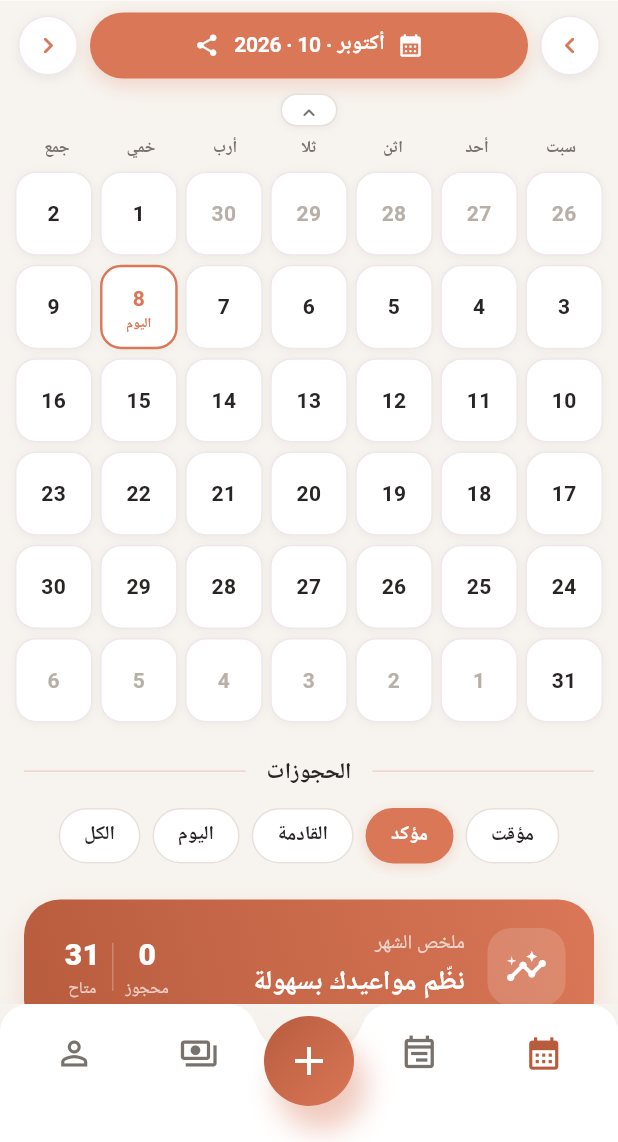
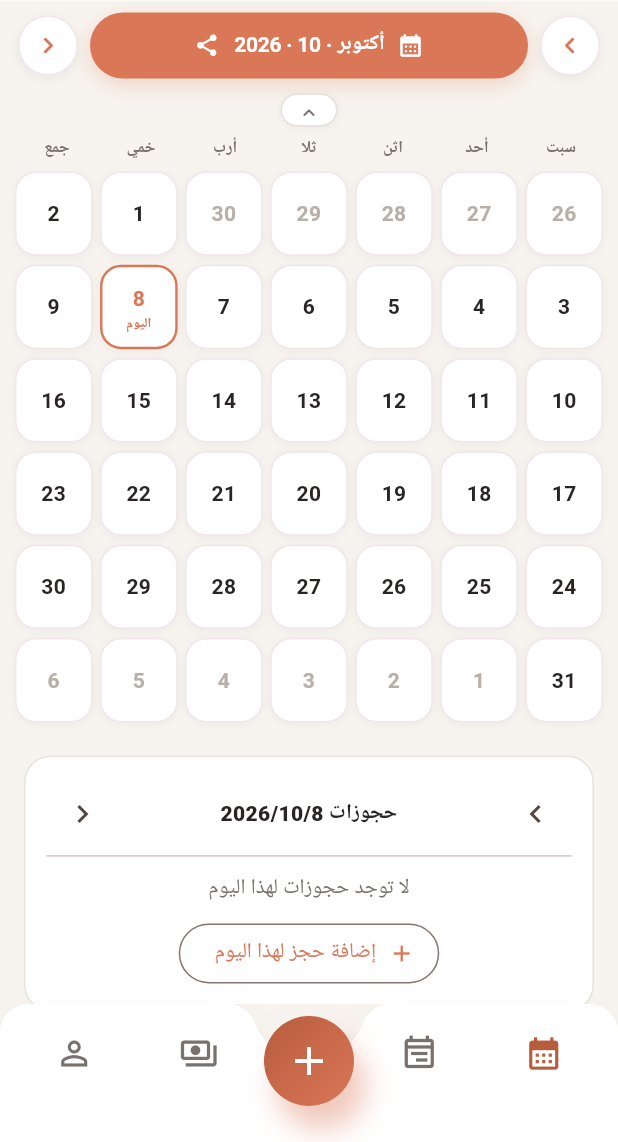
Before and after one commit to KAYANSTOR/Myfnt-app, a Flutter app: the screen it shows after launch, on a phone screen of 412 x 824 dp, the part 94-1236 px from its top. Run offline on Flutter 3.47's test engine with Material 3 defaults, Android fonts, the phone set to English and light mode, and no system bars; our stand-ins replace drift, drift_flutter, flutter_riverpod; accounts and stored records are empty; generated files the repository leaves out were written again; Roboto replaces fonts that are missing (Arial).

Commit message:
feat(calendar): navigate days and long-press to add booking
- Select a day and show its bookings below the calendar\n- Add previous and next day navigation with automatic month switching\n- Open the booking form for the selected date on long press

```diff
--- a/lib/features/bookings/providers/booking_providers.dart
+++ b/lib/features/bookings/providers/booking_providers.dart
@@ -32,13 +32,20 @@ class _SelectedMonth extends Notifier<DateTime> {
     final now = DateTime.now();
     state = DateTime(now.year, now.month);
   }
+
+  void goToDate(DateTime date) {
+    state = DateTime(date.year, date.month);
+  }
 }
 
 final selectedMonthProvider = NotifierProvider<_SelectedMonth, DateTime>(
   _SelectedMonth.new,
 );
 
-final selectedDayProvider = StateProvider<DateTime?>((ref) => null);
+final selectedDayProvider = StateProvider<DateTime?>((ref) {
+  final now = DateTime.now();
+  return DateTime(now.year, now.month, now.day);
+});
 
 final monthBookingsProvider = StreamProvider<List<Booking>>((ref) {
   final month = ref.watch(selectedMonthProvider);
--- a/lib/features/home/presentation/home_screen.dart
+++ b/lib/features/home/presentation/home_screen.dart
@@ -2,7 +2,9 @@ import 'package:flutter/material.dart';
 import 'package:flutter_riverpod/flutter_riverpod.dart';
 
 import '../../../core/theme/app_theme.dart';
+import '../../bookings/domain/booking.dart';
 import '../../bookings/presentation/add_booking_sheet.dart';
+import '../../bookings/providers/booking_providers.dart';
 import '../widgets/booking_summary_card.dart';
 import '../widgets/calendar_grid.dart';
 import '../widgets/home_header.dart';
@@ -71,6 +73,13 @@ class _CalendarTab extends ConsumerWidget {
 
           const SizedBox(height: 8),
 
+          const Padding(
+            padding: EdgeInsets.symmetric(horizontal: 16),
+            child: SelectedDayPanel(),
+          ),
+
+          const SizedBox(height: 8),
+
           Padding(
             padding: const EdgeInsets.symmetric(horizontal: 16),
             child: Column(
@@ -131,6 +140,73 @@ class _CalendarTab extends ConsumerWidget {
       ),
     );
   }
+}
+
+class SelectedDayPanel extends ConsumerWidget {
+  const SelectedDayPanel({super.key});
+
+  @override
+  Widget build(BuildContext context, WidgetRef ref) {
+    final selectedDay = ref.watch(selectedDayProvider);
+    if (selectedDay == null) return const SizedBox.shrink();
+    final bookings = ref.watch(selectedDayBookingsProvider);
+
+    void moveDay(int offset) {
+      final next = selectedDay.add(Duration(days: offset));
+      final date = DateTime(next.year, next.month, next.day);
+      ref.read(selectedDayProvider.notifier).state = date;
+      ref.read(selectedMonthProvider.notifier).goToDate(date);
+    }
+
+    return Container(
+      padding: const EdgeInsets.all(14),
+      decoration: BoxDecoration(
+        color: Colors.white,
+        borderRadius: BorderRadius.circular(18),
+        border: Border.all(color: AppColors.available),
+      ),
+      child: Column(
+        crossAxisAlignment: CrossAxisAlignment.stretch,
+        children: [
+          Row(
+            children: [
+              IconButton(tooltip: 'اليوم السابق', onPressed: () => moveDay(-1), icon: const Icon(Icons.chevron_right)),
+              Expanded(child: Text('حجوزات ${selectedDay.year}/${selectedDay.month}/${selectedDay.day}', textAlign: TextAlign.center, style: const TextStyle(fontWeight: FontWeight.w800, color: AppColors.textDark))),
+              IconButton(tooltip: 'اليوم التالي', onPressed: () => moveDay(1), icon: const Icon(Icons.chevron_left)),
+            ],
+          ),
+          const Divider(height: 8),
+          bookings.when(
+            loading: () => const Padding(padding: EdgeInsets.all(12), child: Center(child: CircularProgressIndicator(strokeWidth: 2))),
+            error: (_, __) => const Padding(padding: EdgeInsets.all(12), child: Text('تعذر تحميل حجوزات هذا اليوم', textAlign: TextAlign.center)),
+            data: (items) => items.isEmpty
+                ? Column(children: [
+                    const Padding(padding: EdgeInsets.all(8), child: Text('لا توجد حجوزات لهذا اليوم', textAlign: TextAlign.center, style: TextStyle(color: AppColors.textMid))),
+                    OutlinedButton.icon(onPressed: () => showAddBookingSheet(context, selectedDay), icon: const Icon(Icons.add), label: const Text('إضافة حجز لهذا اليوم')),
+                  ])
+                : Column(children: [
+                    for (final booking in items) _BookingDayTile(booking: booking),
+                    OutlinedButton.icon(onPressed: () => showAddBookingSheet(context, selectedDay), icon: const Icon(Icons.add), label: const Text('إضافة حجز آخر')),
+                  ]),
+          ),
+        ],
+      ),
+    );
+  }
+}
+
+class _BookingDayTile extends StatelessWidget {
+  const _BookingDayTile({required this.booking});
+  final Booking booking;
+
+  @override
+  Widget build(BuildContext context) => ListTile(
+        dense: true,
+        contentPadding: EdgeInsets.zero,
+        leading: const CircleAvatar(backgroundColor: AppColors.primaryLight, child: Icon(Icons.event, color: AppColors.primaryDark, size: 19)),
+        title: Text(booking.customerName, style: const TextStyle(fontWeight: FontWeight.w700)),
+        subtitle: Text('${booking.status.label} · ${booking.amountRemaining.toStringAsFixed(0)} ${booking.currency} متبقي'),
+      );
 }
 
 class _FilterChip extends StatelessWidget {
--- a/lib/features/home/widgets/calendar_day.dart
+++ b/lib/features/home/widgets/calendar_day.dart
@@ -12,6 +12,7 @@ class CalendarDay extends StatelessWidget {
     required this.isCurrentMonth,
     required this.bookings,
     required this.onTap,
+    this.onLongPress,
   });
 
   final int day;
@@ -19,6 +20,7 @@ class CalendarDay extends StatelessWidget {
   final bool isCurrentMonth;
   final List<Booking> bookings;
   final VoidCallback onTap;
+  final VoidCallback? onLongPress;
 
   @override
   Widget build(BuildContext context) {
@@ -26,8 +28,8 @@ class CalendarDay extends StatelessWidget {
 
     return GestureDetector(
       onTap: isCurrentMonth ? onTap : null,
-      child: AnimatedContainer(
-        duration: const Duration(milliseconds: 200),
+      onLongPress: isCurrentMonth ? onLongPress : null,
+      child: Container(
         decoration: BoxDecoration(
           color: Colors.white,
           borderRadius: BorderRadius.circular(14),
--- a/lib/features/home/widgets/calendar_grid.dart
+++ b/lib/features/home/widgets/calendar_grid.dart
@@ -2,6 +2,7 @@ import 'package:flutter/material.dart';
 import 'package:flutter_riverpod/flutter_riverpod.dart';
 
 import '../../../core/theme/app_theme.dart';
+import '../../bookings/presentation/add_booking_sheet.dart';
 import '../../bookings/domain/booking.dart';
 import '../../bookings/providers/booking_providers.dart';
 import 'calendar_day.dart';
@@ -227,6 +228,7 @@ class _CalendarGridState extends ConsumerState<CalendarGrid>
             onTap: () {
               ref.read(selectedDayProvider.notifier).state = date;
             },
+            onLongPress: () => showAddBookingSheet(context, date),
           );
         }
 
```
